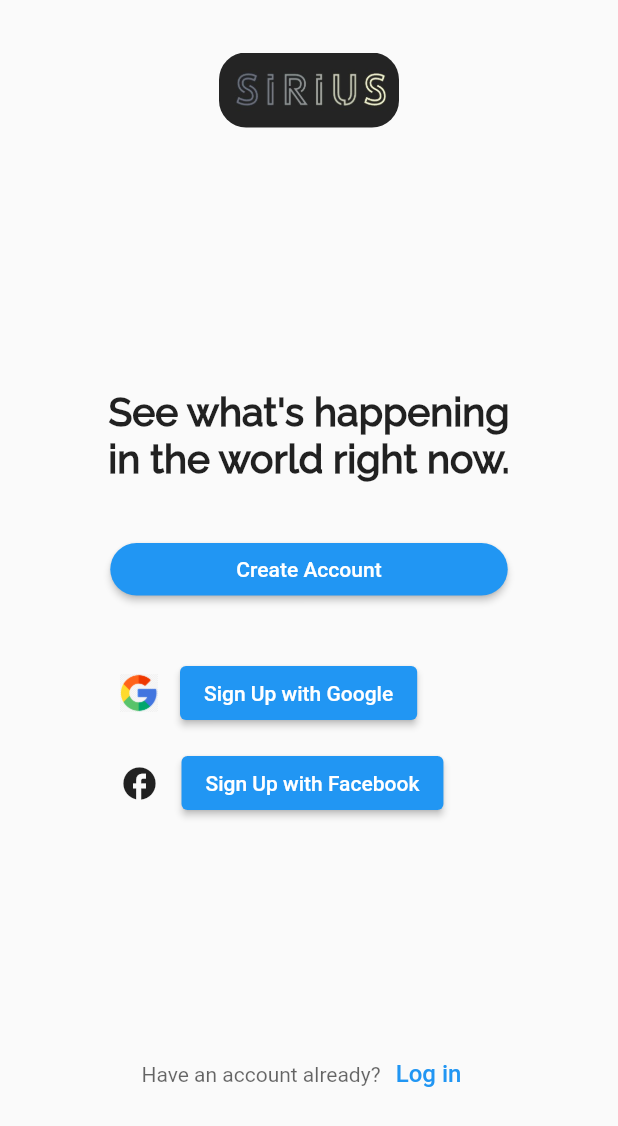
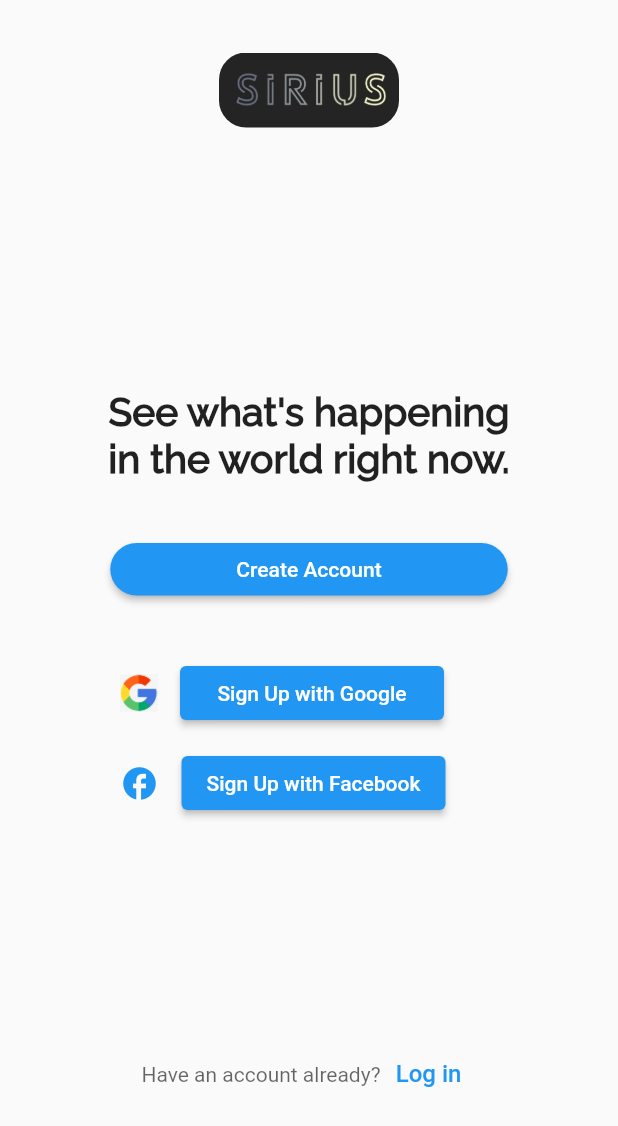
Before and after one commit to Nader-Youhanna/Twitter-App-Flutter, a Flutter app: the screen it shows after launch, on a phone screen of 412 x 824 dp. Shown: the top 1126 px of the screen. Run offline on Flutter 3.47's test engine with Material 2 defaults, Android fonts, the phone set to English and light mode, and no system bars; our stand-ins replace share_plus, tab_indicator_styler.

Commit message:
Improved Icons (Google + Facebook)

```diff
--- a/android_app/lib/widgets/start_page.dart
+++ b/android_app/lib/widgets/start_page.dart
@@ -86,9 +86,12 @@ class StartPage extends StatelessWidget {
                     //fit: BoxFit.fill,
                   ),
                   const SizedBox(width: 15),
-                  ElevatedButton(
-                    onPressed: () {},
-                    child: const Text('Sign Up with Google'),
+                  SizedBox(
+                    width: 176,
+                    child: ElevatedButton(
+                      onPressed: () {},
+                      child: const Text('Sign Up with Google'),
+                    ),
                   ),
                 ],
               ),
@@ -99,11 +102,14 @@ class StartPage extends StatelessWidget {
               child: Row(
                 children: [
                   const SizedBox(width: 80),
-                  const Icon(Icons.facebook, size: 26),
+                  const Icon(Icons.facebook, size: 26, color: Colors.blue),
                   const SizedBox(width: 15),
-                  ElevatedButton(
-                    onPressed: () {},
-                    child: const Text('Sign Up with Facebook'),
+                  SizedBox(
+                    width: 176,
+                    child: ElevatedButton(
+                      onPressed: () {},
+                      child: const Text('Sign Up with Facebook'),
+                    ),
                   ),
                 ],
               ),
```
